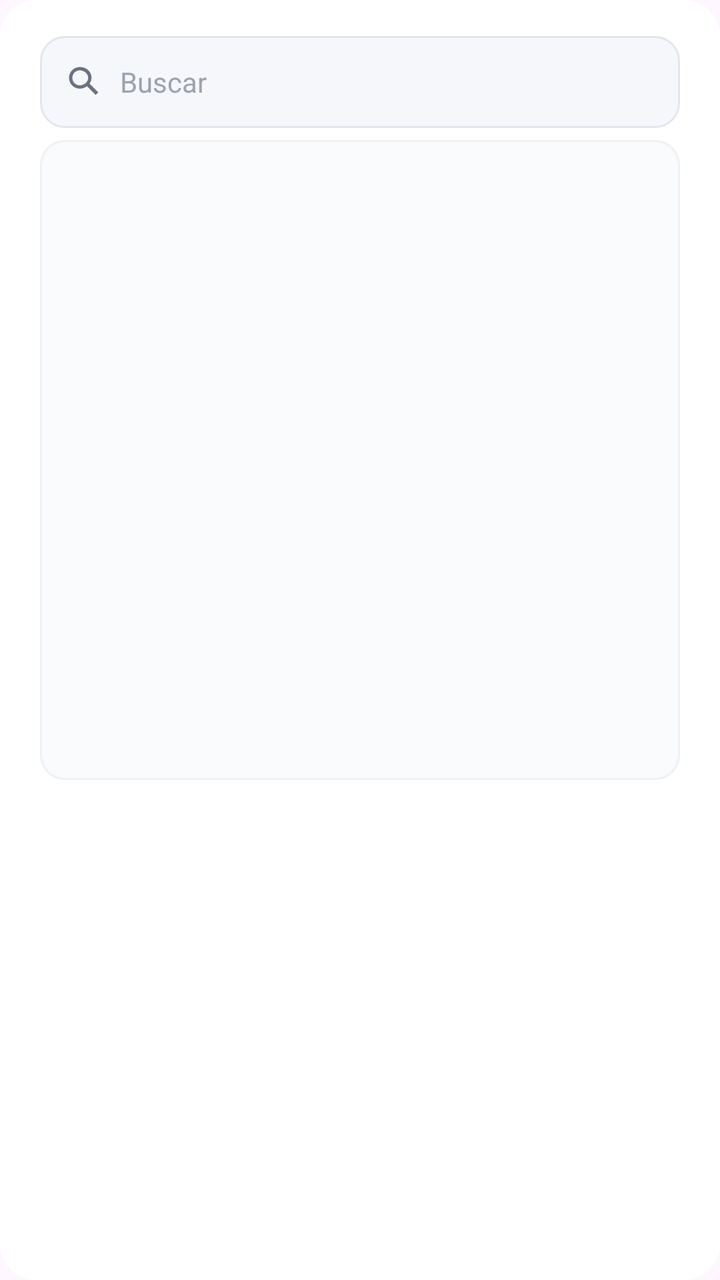
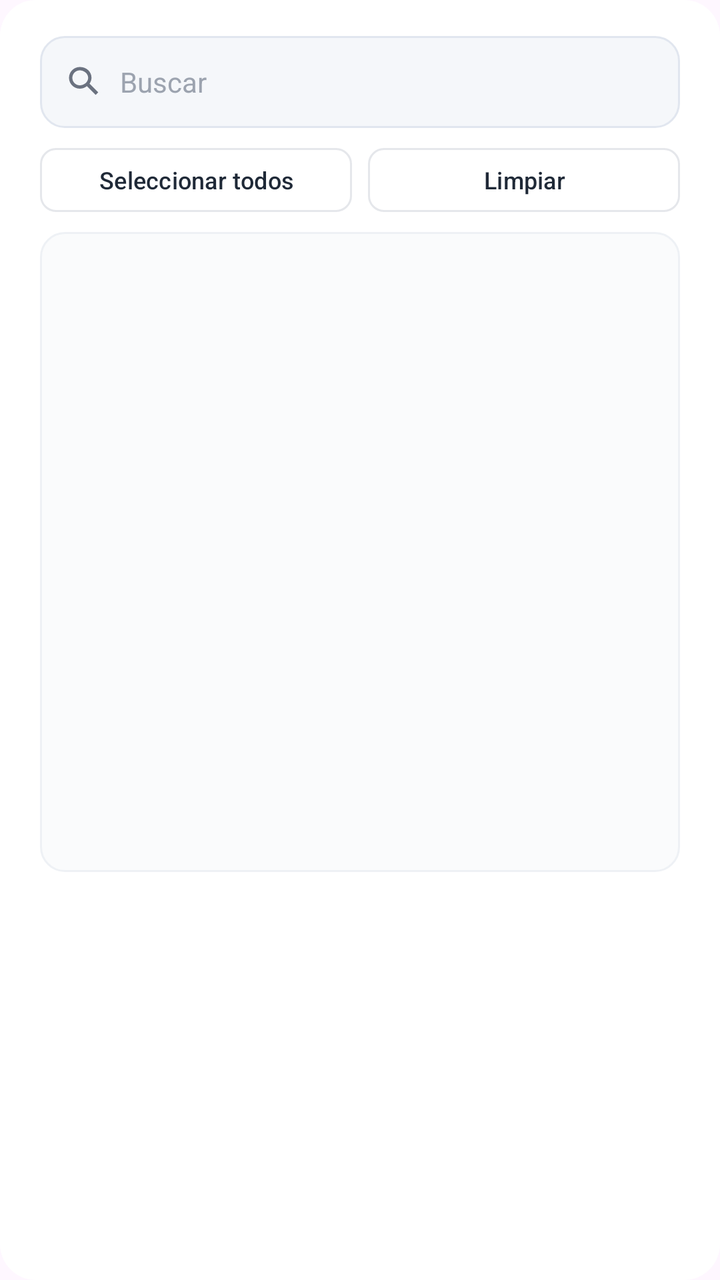

The first picture is an Android layout as it rendered before a commit; the second is the same layout after the commit. The layout source and the unified diff follow.
<!-- AndroidManifest.xml: another module's application theme Theme.SearchableSelector -->
<!-- res/layout/searchable_selector_dialog.xml -->
<?xml version="1.0" encoding="utf-8"?>
<LinearLayout xmlns:android="http://schemas.android.com/apk/res/android"
    android:layout_width="match_parent"
    android:layout_height="wrap_content"
    android:background="@drawable/searchable_selector_bg_dialog_soft"
    android:orientation="vertical"
    android:paddingHorizontal="20dp"
    android:paddingVertical="10dp">

    <LinearLayout
        android:id="@+id/contentBuscar"
        android:layout_width="match_parent"
        android:layout_height="46dp"
        android:layout_marginTop="8dp"
        android:background="@drawable/searchable_selector_bg_input_search_soft"
        android:gravity="center_vertical"
        android:orientation="horizontal"
        android:paddingStart="12dp"
        android:paddingEnd="12dp">

        <ImageView
            android:layout_width="20dp"
            android:layout_height="20dp"
            android:contentDescription="@string/searchable_selector_search"
            android:src="@drawable/searchable_selector_ic_search" />

        <EditText
            android:id="@+id/etBuscar"
            android:layout_width="0dp"
            android:layout_height="48dp"
            android:layout_marginStart="8dp"
            android:layout_weight="1"
            android:background="@android:color/transparent"
            android:hint="@string/searchable_selector_search"
            android:imeOptions="actionSearch"
            android:inputType="text"
            android:maxLines="1"
            android:padding="0dp"
            android:singleLine="true"
            android:textColor="@color/searchable_selector_colorTextPrimary"
            android:textColorHint="@color/searchable_selector_colorTextHint"
            android:textSize="14sp" />

    </LinearLayout>

    
    <LinearLayout
        android:id="@+id/contentSelectionActions"
        android:layout_width="match_parent"
        android:layout_height="wrap_content"
        android:gravity="end|center_vertical"
        android:orientation="horizontal"
        android:paddingTop="6dp"
        android:visibility="gone">

        <Button
            android:id="@+id/btnSelectAll"
            style="?android:attr/borderlessButtonStyle"
            android:layout_width="wrap_content"
            android:layout_height="40dp"
            android:minWidth="0dp"
            android:paddingHorizontal="10dp"
            android:text="@string/searchable_selector_select_all"
            android:textAllCaps="false"
            android:textSize="13sp" />

        <Button
            android:id="@+id/btnClearSelection"
            style="?android:attr/borderlessButtonStyle"
            android:layout_width="wrap_content"
            android:layout_height="40dp"
            android:minWidth="0dp"
            android:paddingHorizontal="10dp"
            android:text="@string/searchable_selector_clear"
            android:textAllCaps="false"
            android:textSize="13sp" />

    </LinearLayout>

    <FrameLayout
        android:layout_width="match_parent"
        android:layout_height="320dp"
        android:layout_marginTop="6dp">

        <ListView
            android:id="@+id/lvItems"
            android:layout_width="match_parent"
            android:layout_height="match_parent"
            android:background="@drawable/searchable_selector_bg_list_soft"
            android:cacheColorHint="@android:color/transparent"
            android:clipToPadding="false"
            android:divider="@color/searchable_selector_colorDividerSoft"
            android:dividerHeight="0.5dp"
            android:fadingEdgeLength="8dp"
            android:listSelector="@drawable/searchable_selector_bg_item_selector_soft"
            android:paddingTop="6dp"
            android:paddingBottom="6dp"
            android:scrollbarStyle="outsideOverlay" />

        <TextView
            android:id="@+id/tvEmpty"
            android:layout_width="match_parent"
            android:layout_height="match_parent"
            android:gravity="center"
            android:padding="24dp"
            android:text="@string/searchable_selector_empty"
            android:textColor="@color/searchable_selector_colorTextHint"
            android:textSize="14sp"
            android:visibility="gone" />

    </FrameLayout>

</LinearLayout>
<!-- resources referenced by this layout -->
<resources>
  <color name="searchable_selector_colorDividerSoft">#E5E7EB</color>
  <color name="searchable_selector_colorTextHint">#9CA3AF</color>
  <color name="searchable_selector_colorTextPrimary">#1F2937</color>
  <!-- drawable searchable_selector_bg_dialog_soft (drawable) -->
  <?xml version="1.0" encoding="utf-8"?>
  <shape xmlns:android="http://schemas.android.com/apk/res/android">
      <solid android:color="@android:color/white" />
      <corners android:radius="18dp" />
  </shape>
  <!-- drawable searchable_selector_bg_input_search_soft (drawable) -->
  <?xml version="1.0" encoding="utf-8"?>
  <shape xmlns:android="http://schemas.android.com/apk/res/android">
      <solid android:color="#F5F7FA" />
      <stroke
          android:width="1dp"
          android:color="#E1E6EF" />
      <corners android:radius="12dp" />
  </shape>
  <!-- drawable searchable_selector_bg_item_selector_soft (drawable) -->
  <?xml version="1.0" encoding="utf-8"?>
  <selector xmlns:android="http://schemas.android.com/apk/res/android">
  
      <item android:state_pressed="true">
          <shape>
              <solid android:color="#E8F1FF" />
              <corners android:radius="10dp" />
          </shape>
      </item>
  
      <item android:state_focused="true">
          <shape>
              <solid android:color="#EEF5FF" />
              <corners android:radius="10dp" />
          </shape>
      </item>
  
      <item>
          <shape>
              <solid android:color="@android:color/transparent" />
              <corners android:radius="10dp" />
          </shape>
      </item>
  
  </selector>
  <!-- drawable searchable_selector_bg_list_soft (drawable) -->
  <?xml version="1.0" encoding="utf-8"?>
  <shape xmlns:android="http://schemas.android.com/apk/res/android">
      <solid android:color="#FAFBFC" />
      <stroke
          android:width="1dp"
          android:color="#EEF1F5" />
      <corners android:radius="12dp" />
  </shape>
  <!-- drawable searchable_selector_ic_search (drawable) -->
  <vector xmlns:android="http://schemas.android.com/apk/res/android"
      android:width="24dp"
      android:height="24dp"
      android:viewportWidth="24"
      android:viewportHeight="24">
  
      <path
          android:fillColor="#6B7280"
          android:pathData="M9.5,3C5.9,3 3,5.9 3,9.5S5.9,16 9.5,16c1.6,0 3.1,-0.6 4.2,-1.5L19,19.7 20.5,18.2 15.3,13C16,12 16.5,10.8 16.5,9.5C16.5,5.9 13.6,3 9.5,3zM9.5,5C12,5 14.5,7 14.5,9.5S12,14 9.5,14 5,12 5,9.5 7,5 9.5,5z" />
  
  </vector>
  <string name="searchable_selector_clear">Limpiar</string>
  <string name="searchable_selector_empty">No se encontraron resultados</string>
  <string name="searchable_selector_search">Buscar</string>
  <string name="searchable_selector_select_all">Seleccionar todos</string>
  <style name="Theme.SearchableSelector" parent="Base.Theme.SearchableSelector" />
  <style name="Base.Theme.SearchableSelector" parent="Theme.Material3.DayNight.NoActionBar">
          
          
      </style>
</resources>

<!-- the commit's change to res/layout/searchable_selector_dialog.xml (unified diff, before → after) -->
@@ -2,6 +2,7 @@
 <LinearLayout xmlns:android="http://schemas.android.com/apk/res/android"
     android:layout_width="match_parent"
     android:layout_height="wrap_content"
+    xmlns:app="http://schemas.android.com/apk/res-auto"
     android:background="@drawable/searchable_selector_bg_dialog_soft"
     android:orientation="vertical"
     android:paddingHorizontal="20dp"
@@ -51,29 +52,38 @@
         android:gravity="end|center_vertical"
         android:orientation="horizontal"
         android:paddingTop="6dp"
-        android:visibility="gone">
+        android:visibility="visible">
 
-        <Button
+        <com.google.android.material.button.MaterialButton
             android:id="@+id/btnSelectAll"
-            style="?android:attr/borderlessButtonStyle"
-            android:layout_width="wrap_content"
+            style="?attr/materialButtonOutlinedStyle"
+            android:layout_width="0dp"
             android:layout_height="40dp"
-            android:minWidth="0dp"
-            android:paddingHorizontal="10dp"
+            android:layout_marginEnd="4dp"
+            android:layout_weight="1"
             android:text="@string/searchable_selector_select_all"
             android:textAllCaps="false"
-            android:textSize="13sp" />
+            android:textColor="@color/searchable_selector_colorTextPrimary"
+            android:textSize="12sp"
+            app:cornerRadius="8dp"
+            app:strokeColor="@color/searchable_selector_colorDividerSoft"
+            app:strokeWidth="1dp" />
 
-        <Button
+        <com.google.android.material.button.MaterialButton
             android:id="@+id/btnClearSelection"
-            style="?android:attr/borderlessButtonStyle"
-            android:layout_width="wrap_content"
+            style="?attr/materialButtonOutlinedStyle"
+            android:layout_width="0dp"
             android:layout_height="40dp"
-            android:minWidth="0dp"
-            android:paddingHorizontal="10dp"
+            android:layout_marginStart="4dp"
+            android:layout_weight="1"
+            android:enabled="false"
             android:text="@string/searchable_selector_clear"
             android:textAllCaps="false"
-            android:textSize="13sp" />
+            android:textColor="@color/searchable_selector_colorTextPrimary"
+            android:textSize="12sp"
+            app:cornerRadius="8dp"
+            app:strokeColor="@color/searchable_selector_colorDividerSoft"
+            app:strokeWidth="1dp" />
 
     </LinearLayout>
 
